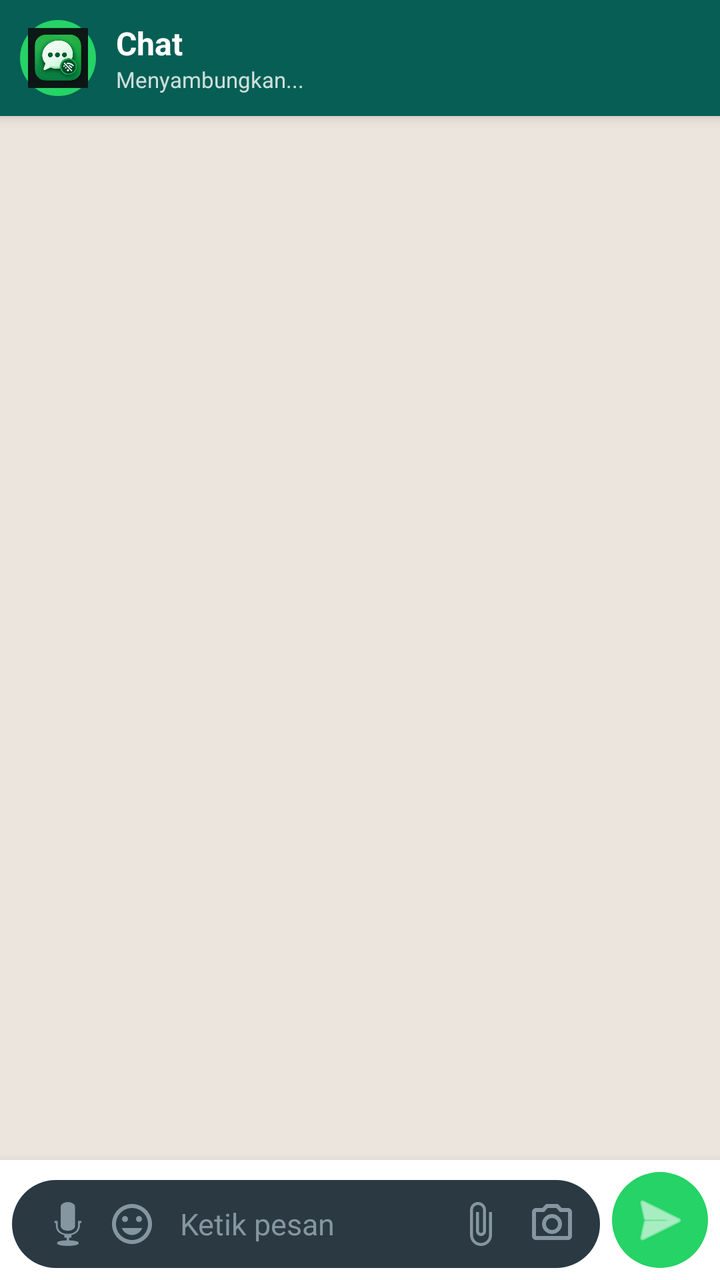
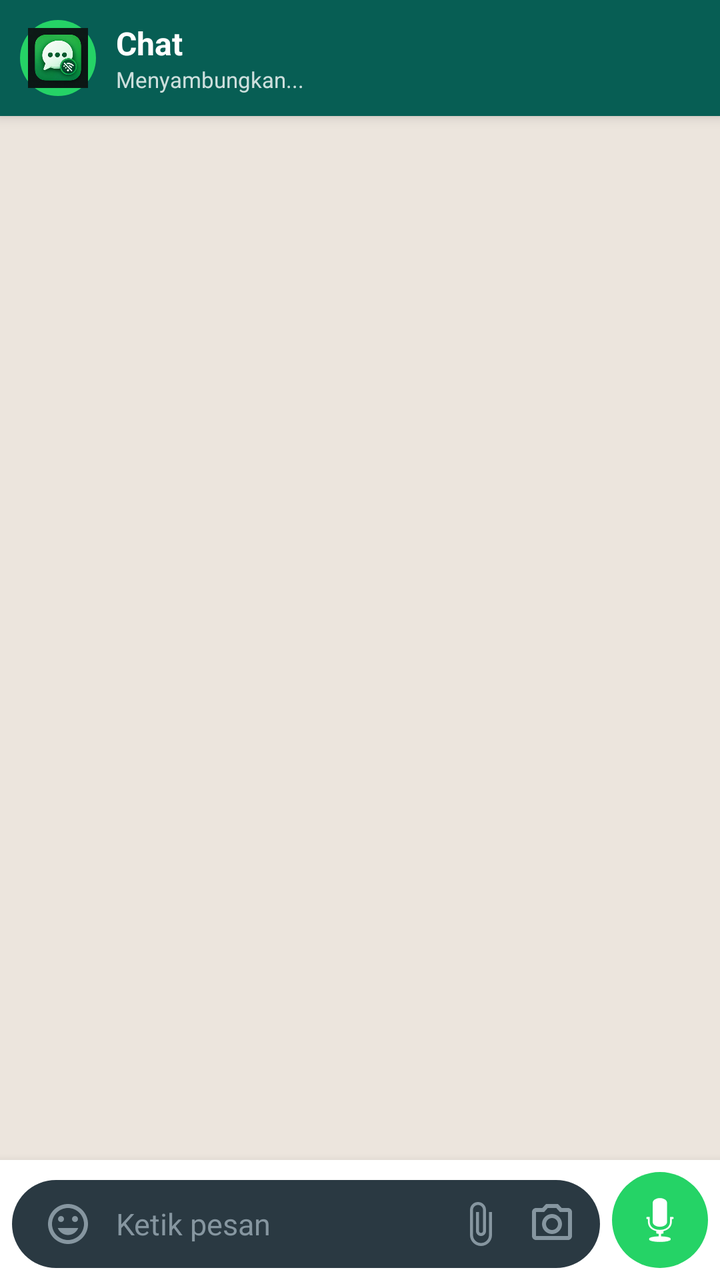

The first picture is an Android layout as it rendered before a commit; the second is the same layout after the commit. The layout source and the unified diff follow.
<!-- AndroidManifest.xml: application theme Theme.Material3.DayNight.NoActionBar -->
<!-- res/layout/activity_chat.xml -->
<?xml version="1.0" encoding="utf-8"?>
<LinearLayout xmlns:android="http://schemas.android.com/apk/res/android"
    android:layout_width="match_parent"
    android:layout_height="match_parent"
    android:orientation="vertical"
    android:background="@color/chat_bg">

    <LinearLayout
        android:id="@+id/chatHeader"
        android:layout_width="match_parent"
        android:layout_height="wrap_content"
        android:background="@drawable/header_bg"
        android:orientation="horizontal"
        android:padding="10dp"
        android:gravity="center_vertical"
        android:elevation="4dp">

        <ImageView
            android:id="@+id/chatHeaderAvatar"
            android:layout_width="38dp"
            android:layout_height="38dp"
            android:src="@drawable/splash_logo"
            android:background="@drawable/send_button_bg"
            android:padding="4dp" />

        <LinearLayout
            android:layout_width="0dp"
            android:layout_height="wrap_content"
            android:layout_weight="1"
            android:orientation="vertical"
            android:paddingStart="10dp">

            <TextView
                android:id="@+id/chatTitle"
                android:layout_width="match_parent"
                android:layout_height="wrap_content"
                android:text="Chat"
                android:textColor="#FFFFFF"
                android:textSize="16sp"
                android:textStyle="bold" />

            <TextView
                android:id="@+id/chatStatus"
                android:layout_width="match_parent"
                android:layout_height="wrap_content"
                android:text="Menyambungkan..."
                android:textColor="#CCFFFFFF"
                android:textSize="11sp" />
        </LinearLayout>
    </LinearLayout>

    <androidx.recyclerview.widget.RecyclerView
        android:id="@+id/messageList"
        android:layout_width="match_parent"
        android:layout_height="0dp"
        android:layout_weight="1"
        android:padding="6dp"
        android:clipToPadding="false" />

    <include
        android:id="@+id/emojiPanel"
        layout="@layout/emoji_picker"
        android:visibility="gone" />

    <LinearLayout
        android:layout_width="match_parent"
        android:layout_height="wrap_content"
        android:background="@color/bubble_other"
        android:orientation="horizontal"
        android:padding="6dp"
        android:gravity="bottom"
        android:elevation="8dp">

        <LinearLayout
            android:layout_width="0dp"
            android:layout_height="wrap_content"
            android:layout_weight="1"
            android:background="@drawable/wa_input_bg"
            android:orientation="horizontal"
            android:gravity="center_vertical"
            android:minHeight="44dp"
            android:paddingStart="12dp"
            android:paddingEnd="8dp">

            <ImageButton
                android:id="@+id/btnMic"
                android:layout_width="32dp"
                android:layout_height="32dp"
                android:background="?android:attr/selectableItemBackgroundBorderless"
                android:src="@android:drawable/ic_btn_speak_now"
                android:tint="#8696A0"
                android:scaleType="centerInside"
                android:contentDescription="Rekam Suara" />

            <ImageButton
                android:id="@+id/btnEmoji"
                android:layout_width="32dp"
                android:layout_height="32dp"
                android:background="?android:attr/selectableItemBackgroundBorderless"
                android:src="@drawable/ic_emoji"
                android:tint="#8696A0"
                android:scaleType="centerInside"
                android:contentDescription="Emoji" />

            <EditText
                android:id="@+id/messageInput"
                android:layout_width="0dp"
                android:layout_height="wrap_content"
                android:layout_weight="1"
                android:background="@null"
                android:hint="Ketik pesan"
                android:minHeight="40dp"
                android:maxLines="5"
                android:textSize="15sp"
                android:textColor="@color/text_primary"
                android:textColorHint="#8696A0"
                android:paddingStart="8dp"
                android:paddingEnd="8dp"
                android:inputType="textMultiLine|textCapSentences"
                android:importantForAutofill="no" />

            <ImageButton
                android:id="@+id/btnAttach"
                android:layout_width="32dp"
                android:layout_height="32dp"
                android:background="?android:attr/selectableItemBackgroundBorderless"
                android:src="@drawable/ic_attach_outline"
                android:tint="#8696A0"
                android:scaleType="centerInside"
                android:contentDescription="Lampiran" />

            <ImageButton
                android:id="@+id/btnCamera"
                android:layout_width="32dp"
                android:layout_height="32dp"
                android:layout_marginStart="4dp"
                android:background="?android:attr/selectableItemBackgroundBorderless"
                android:src="@drawable/ic_camera_outline"
                android:tint="#8696A0"
                android:scaleType="centerInside"
                android:contentDescription="Kamera" />
        </LinearLayout>

        <ImageButton
            android:id="@+id/btnSend"
            android:layout_width="48dp"
            android:layout_height="48dp"
            android:layout_marginStart="6dp"
            android:background="@drawable/send_button_bg"
            android:src="@android:drawable/ic_menu_send"
            android:scaleType="centerInside"
            android:contentDescription="Kirim"
            android:tint="#FFFFFF" />
    </LinearLayout>

</LinearLayout>
<!-- res/layout/emoji_picker.xml (included above) -->
<?xml version="1.0" encoding="utf-8"?>
<LinearLayout xmlns:android="http://schemas.android.com/apk/res/android"
    android:layout_width="match_parent"
    android:layout_height="280dp"
    android:background="@color/bubble_other"
    android:orientation="vertical"
    android:elevation="8dp">

    <LinearLayout
        android:layout_width="match_parent"
        android:layout_height="wrap_content"
        android:orientation="horizontal"
        android:padding="10dp"
        android:gravity="center_vertical">

        <TextView
            android:layout_width="0dp"
            android:layout_height="wrap_content"
            android:layout_weight="1"
            android:text="Emoji"
            android:textStyle="bold"
            android:textSize="13sp"
            android:textColor="@color/text_primary" />

        <ImageButton
            android:id="@+id/btnCloseEmoji"
            android:layout_width="32dp"
            android:layout_height="32dp"
            android:background="?android:attr/selectableItemBackgroundBorderless"
            android:src="@android:drawable/ic_menu_close_clear_cancel"
            android:tint="@color/text_secondary"
            android:contentDescription="Tutup" />
    </LinearLayout>

    <View
        android:layout_width="match_parent"
        android:layout_height="1dp"
        android:background="#20000000" />

    <androidx.recyclerview.widget.RecyclerView
        android:id="@+id/emojiGrid"
        android:layout_width="match_parent"
        android:layout_height="match_parent"
        android:padding="4dp"
        android:clipToPadding="false" />
</LinearLayout>
<!-- resources referenced by this layout -->
<resources>
  <color name="bubble_other">#FFFFFF</color>
  <color name="chat_bg">#ECE5DD</color>
  <color name="text_primary">#111B21</color>
  <color name="text_secondary">#667781</color>
  <!-- drawable header_bg (drawable) -->
  <?xml version="1.0" encoding="utf-8"?>
  <shape xmlns:android="http://schemas.android.com/apk/res/android"
      android:shape="rectangle">
      <solid android:color="@color/brand_green" />
  </shape>
  <!-- drawable ic_attach_outline (drawable) -->
  <vector xmlns:android="http://schemas.android.com/apk/res/android"
      android:width="24dp" android:height="24dp"
      android:viewportWidth="24" android:viewportHeight="24"
      android:tint="?attr/colorControlNormal">
      <path android:fillColor="@android:color/white"
          android:pathData="M16.5,6v11.5c0,2.21 -1.79,4 -4,4s-4,-1.79 -4,-4V5c0,-1.38 1.12,-2.5 2.5,-2.5s2.5,1.12 2.5,2.5v10.5c0,0.55 -0.45,1 -1,1s-1,-0.45 -1,-1V6H10v9.5c0,1.38 1.12,2.5 2.5,2.5s2.5,-1.12 2.5,-2.5V5c0,-2.21 -1.79,-4 -4,-4S7,2.79 7,5v12.5c0,3.04 2.46,5.5 5.5,5.5s5.5,-2.46 5.5,-5.5V6h-1.5z"/>
  </vector>
  <!-- drawable ic_camera_outline (drawable) -->
  <vector xmlns:android="http://schemas.android.com/apk/res/android"
      android:width="24dp" android:height="24dp"
      android:viewportWidth="24" android:viewportHeight="24"
      android:tint="?attr/colorControlNormal">
      <path android:fillColor="@android:color/white"
          android:pathData="M14.12,4l1.83,2H20v12H4V6h4.05l1.83,-2h4.24M15,2H9L7.17,4H4c-1.1,0 -2,0.9 -2,2v12c0,1.1 0.9,2 2,2h16c1.1,0 2,-0.9 2,-2V6c0,-1.1 -0.9,-2 -2,-2h-3.17L15,2zM12,17c-2.76,0 -5,-2.24 -5,-5s2.24,-5 5,-5 5,2.24 5,5 -2.24,5 -5,5zM12,9c-1.65,0 -3,1.35 -3,3s1.35,3 3,3 3,-1.35 3,-3 -1.35,-3 -3,-3z"/>
  </vector>
  <!-- drawable ic_emoji (drawable) -->
  <vector xmlns:android="http://schemas.android.com/apk/res/android"
      android:width="24dp"
      android:height="24dp"
      android:viewportWidth="24"
      android:viewportHeight="24"
      android:tint="#8696A0">
      <path
          android:fillColor="@android:color/white"
          android:pathData="M12,2C6.48,2 2,6.48 2,12s4.48,10 10,10 10,-4.48 10,-10S17.52,2 12,2zM12,20c-4.41,0 -8,-3.59 -8,-8s3.59,-8 8,-8 8,3.59 8,8 -3.59,8 -8,8zM15.5,11c0.83,0 1.5,-0.67 1.5,-1.5S16.33,8 15.5,8 14,8.67 14,9.5s0.67,1.5 1.5,1.5zM8.5,11c0.83,0 1.5,-0.67 1.5,-1.5S9.33,8 8.5,8 7,8.67 7,9.5 7.67,11 8.5,11zM12,17.5c2.33,0 4.31,-1.46 5.11,-3.5L6.89,14c0.8,2.04 2.78,3.5 5.11,3.5z" />
  </vector>
  <!-- drawable send_button_bg (drawable) -->
  <?xml version="1.0" encoding="utf-8"?>
  <shape xmlns:android="http://schemas.android.com/apk/res/android"
      android:shape="oval">
      <solid android:color="@color/brand_accent" />
  </shape>
  <!-- drawable splash_logo: png bitmap (drawable, 55583 bytes) -->
  <!-- drawable wa_input_bg (drawable) -->
  <?xml version="1.0" encoding="utf-8"?>
  <shape xmlns:android="http://schemas.android.com/apk/res/android"
      android:shape="rectangle">
      <solid android:color="#2A3942" />
      <corners android:radius="22dp" />
  </shape>
  <color name="brand_green">#075E54</color>
  <color name="brand_accent">#25D366</color>
</resources>

<!-- the commit's change to res/layout/activity_chat.xml (unified diff, before → after) -->
@@ -62,6 +62,7 @@
         layout="@layout/emoji_picker"
         android:visibility="gone" />
 
+    
     <LinearLayout
         android:layout_width="match_parent"
         android:layout_height="wrap_content"
@@ -83,21 +84,11 @@
             android:paddingEnd="8dp">
 
             <ImageButton
-                android:id="@+id/btnMic"
-                android:layout_width="32dp"
-                android:layout_height="32dp"
-                android:background="?android:attr/selectableItemBackgroundBorderless"
-                android:src="@android:drawable/ic_btn_speak_now"
-                android:tint="#8696A0"
-                android:scaleType="centerInside"
-                android:contentDescription="Rekam Suara" />
-
-            <ImageButton
                 android:id="@+id/btnEmoji"
                 android:layout_width="32dp"
                 android:layout_height="32dp"
                 android:background="?android:attr/selectableItemBackgroundBorderless"
-                android:src="@drawable/ic_emoji"
+                android:src="@drawable/ic_emoji_outline"
                 android:tint="#8696A0"
                 android:scaleType="centerInside"
                 android:contentDescription="Emoji" />
@@ -147,12 +138,51 @@
             android:layout_height="48dp"
             android:layout_marginStart="6dp"
             android:background="@drawable/send_button_bg"
-            android:src="@android:drawable/ic_menu_send"
+            android:src="@android:drawable/ic_btn_speak_now"
             android:scaleType="centerInside"
             android:contentDescription="Kirim"
             android:tint="#FFFFFF" />
     </LinearLayout>
 
+    
+    <LinearLayout
+        android:id="@+id/recordingLayout"
+        android:layout_width="match_parent"
+        android:layout_height="wrap_content"
+        android:background="#202C33"
+        android:orientation="horizontal"
+        android:padding="16dp"
+        android:gravity="center_vertical"
+        android:visibility="gone"
+        android:elevation="10dp">
+
+        <TextView
+            android:id="@+id/tvRecordingTimer"
+            android:layout_width="0dp"
+            android:layout_height="wrap_content"
+            android:layout_weight="1"
+            android:text="🔴 00:00"
+            android:textColor="#E53935"
+            android:textSize="18sp"
+            android:textStyle="bold" />
+
+        <Button
+            android:id="@+id/btnCancelRecord"
+            android:layout_width="wrap_content"
+            android:layout_height="40dp"
+            android:text="Batal"
+            android:backgroundTint="#424242"
+            android:textColor="#FFFFFF"
+            android:layout_marginEnd="8dp" />
+
+        <Button
+            android:id="@+id/btnStopRecord"
+            android:layout_width="wrap_content"
+            android:layout_height="40dp"
+            android:text="Kirim"
+            android:backgroundTint="@color/brand_accent"
+            android:textColor="#FFFFFF" />
+    </LinearLayout>
 </LinearLayout>
 <!-- res/layout/emoji_picker.xml (included above) -->
 <?xml version="1.0" encoding="utf-8"?>
<!-- resource entries referenced after the edit -->
@@ -26,16 +26,13 @@
       <path android:fillColor="@android:color/white"
           android:pathData="M14.12,4l1.83,2H20v12H4V6h4.05l1.83,-2h4.24M15,2H9L7.17,4H4c-1.1,0 -2,0.9 -2,2v12c0,1.1 0.9,2 2,2h16c1.1,0 2,-0.9 2,-2V6c0,-1.1 -0.9,-2 -2,-2h-3.17L15,2zM12,17c-2.76,0 -5,-2.24 -5,-5s2.24,-5 5,-5 5,2.24 5,5 -2.24,5 -5,5zM12,9c-1.65,0 -3,1.35 -3,3s1.35,3 3,3 3,-1.35 3,-3 -1.35,-3 -3,-3z"/>
   </vector>
-  <!-- drawable ic_emoji (drawable) -->
+  <!-- drawable ic_emoji_outline (drawable) -->
   <vector xmlns:android="http://schemas.android.com/apk/res/android"
-      android:width="24dp"
-      android:height="24dp"
-      android:viewportWidth="24"
-      android:viewportHeight="24"
-      android:tint="#8696A0">
-      <path
-          android:fillColor="@android:color/white"
-          android:pathData="M12,2C6.48,2 2,6.48 2,12s4.48,10 10,10 10,-4.48 10,-10S17.52,2 12,2zM12,20c-4.41,0 -8,-3.59 -8,-8s3.59,-8 8,-8 8,3.59 8,8 -3.59,8 -8,8zM15.5,11c0.83,0 1.5,-0.67 1.5,-1.5S16.33,8 15.5,8 14,8.67 14,9.5s0.67,1.5 1.5,1.5zM8.5,11c0.83,0 1.5,-0.67 1.5,-1.5S9.33,8 8.5,8 7,8.67 7,9.5 7.67,11 8.5,11zM12,17.5c2.33,0 4.31,-1.46 5.11,-3.5L6.89,14c0.8,2.04 2.78,3.5 5.11,3.5z" />
+      android:width="24dp" android:height="24dp"
+      android:viewportWidth="24" android:viewportHeight="24"
+      android:tint="?attr/colorControlNormal">
+      <path android:fillColor="@android:color/white"
+          android:pathData="M12,2C6.48,2 2,6.48 2,12s4.48,10 10,10 10,-4.48 10,-10S17.52,2 12,2zM12,20c-4.41,0 -8,-3.59 -8,-8s3.59,-8 8,-8 8,3.59 8,8 -3.59,8 -8,8zM15.5,11c0.83,0 1.5,-0.67 1.5,-1.5S16.33,8 15.5,8 14,8.67 14,9.5s0.67,1.5 1.5,1.5zM8.5,11c0.83,0 1.5,-0.67 1.5,-1.5S9.33,8 8.5,8 7,8.67 7,9.5 7.67,11 8.5,11zM12,17.5c2.33,0 4.31,-1.46 5.11,-3.5L6.89,14c0.8,2.04 2.78,3.5 5.11,3.5z"/>
   </vector>
   <!-- drawable send_button_bg (drawable) -->
   <?xml version="1.0" encoding="utf-8"?>
